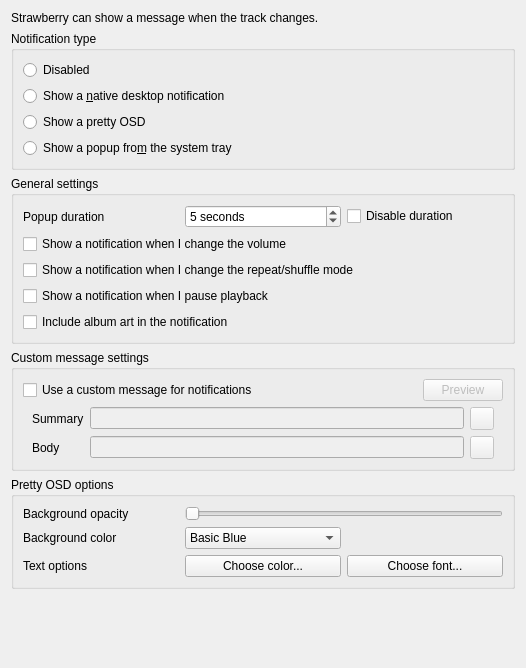
First picture: the form in src/settings/notificationssettingspage.ui, repository strawberrymusicplayer/strawberry, before the edit.
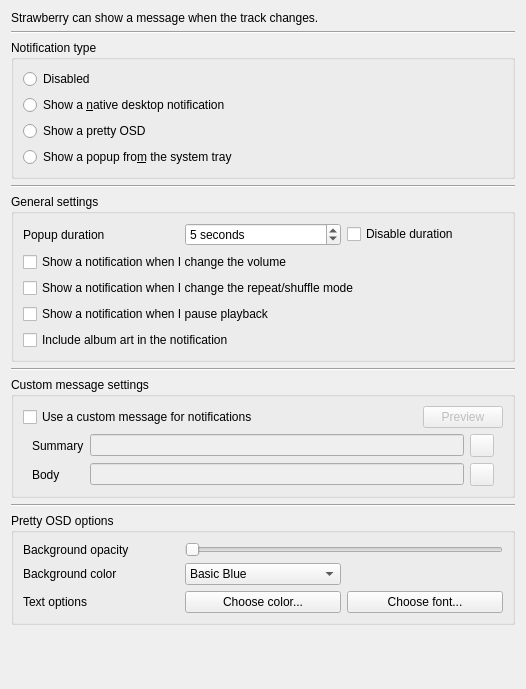
Second picture: the form after the edit.

Commit message: Add lines to settings

Patch:
```diff
--- a/src/settings/notificationssettingspage.ui
+++ b/src/settings/notificationssettingspage.ui
@@ -7,7 +7,7 @@
     <x>0</x>
     <y>0</y>
     <width>526</width>
-    <height>668</height>
+    <height>689</height>
    </rect>
   </property>
   <property name="windowTitle">
@@ -22,7 +22,14 @@
     </widget>
    </item>
    <item>
-    <widget class="QGroupBox" name="groupBox_4">
+    <widget class="Line" name="line_1">
+     <property name="orientation">
+      <enum>Qt::Horizontal</enum>
+     </property>
+    </widget>
+   </item>
+   <item>
+    <widget class="QGroupBox" name="groupbox_notification_type">
      <property name="title">
       <string>Notification type</string>
      </property>
@@ -58,6 +65,13 @@
      </layout>
     </widget>
    </item>
+   <item>
+    <widget class="Line" name="line_2">
+     <property name="orientation">
+      <enum>Qt::Horizontal</enum>
+     </property>
+    </widget>
+   </item>
    <item>
     <widget class="QGroupBox" name="notifications_general">
      <property name="title">
@@ -143,6 +157,13 @@
      </layout>
     </widget>
    </item>
+   <item>
+    <widget class="Line" name="line_3">
+     <property name="orientation">
+      <enum>Qt::Horizontal</enum>
+     </property>
+    </widget>
+   </item>
    <item>
     <widget class="QGroupBox" name="notifications_custom_text_group">
      <property name="title">
@@ -271,6 +292,13 @@
      </layout>
     </widget>
    </item>
+   <item>
+    <widget class="Line" name="line_4">
+     <property name="orientation">
+      <enum>Qt::Horizontal</enum>
+     </property>
+    </widget>
+   </item>
    <item>
     <widget class="QGroupBox" name="notifications_pretty_group">
      <property name="title">
```
Left out of the diff: 20 changed lines with no effect on the pictures. The commit also changes 10 other files.
